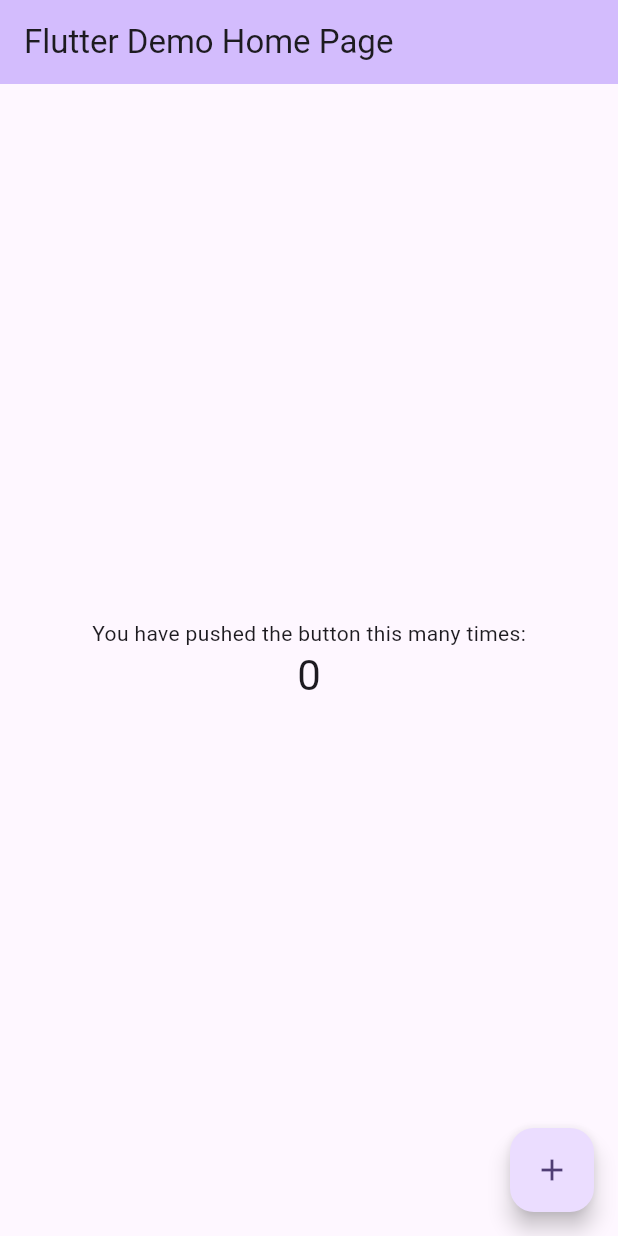
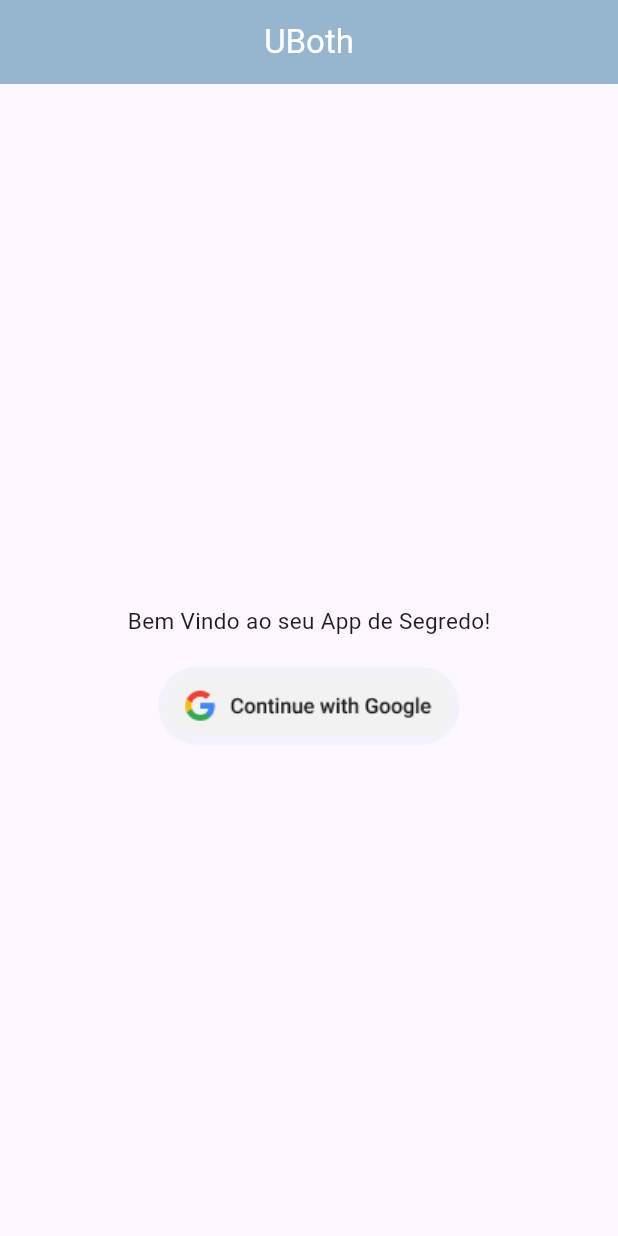
Before and after one commit to Strubis/FoodApp, a Flutter app: the screen it shows after launch, on a phone screen of 412 x 824 dp. Run offline on Flutter 3.47's test engine with Material 3 defaults, Android fonts, the phone set to English and light mode, and no system bars; drawn by our look-alikes of widget_and_text_animator; our stand-ins replace google_fonts.

Commit message:
FEAT: tela inicial

```diff
--- /dev/null
+++ b/lib/core/constants.dart
@@ -0,0 +1,5 @@
+import 'package:flutter/material.dart';
+
+// Mensagens
+const String APP_TITLE = 'UBoth';
+const String WELCOME_MESSAGE = 'Bem Vindo ao seu App de Segredo!';
--- /dev/null
+++ b/lib/core/theme_app.dart
@@ -0,0 +1,10 @@
+import 'package:flutter/material.dart';
+
+final themeApp = ThemeData(
+  visualDensity: VisualDensity.adaptivePlatformDensity,
+  primarySwatch: Colors.red,
+  buttonTheme: const ButtonThemeData(
+    height: 32,
+    textTheme: ButtonTextTheme.primary,
+  ),
+);
--- a/lib/main.dart
+++ b/lib/main.dart
@@ -1,4 +1,7 @@
 import 'package:flutter/material.dart';
+import 'package:logic_app/core/constants.dart';
+import 'package:logic_app/core/theme_app.dart';
+import 'package:logic_app/pages/welcome_page.dart';
 
 void main() {
   runApp(const MyApp());
@@ -7,119 +10,13 @@
 class MyApp extends StatelessWidget {
   const MyApp({super.key});
 
-  // This widget is the root of your application.
   @override
   Widget build(BuildContext context) {
     return MaterialApp(
-      title: 'Flutter Demo',
-      theme: ThemeData(
-        // This is the theme of your application.
-        //
-        // TRY THIS: Try running your application with "flutter run". You'll see
-        // the application has a purple toolbar. Then, without quitting the app,
-        // try changing the seedColor in the colorScheme below to Colors.green
-        // and then invoke "hot reload" (save your changes or press the "hot
-        // reload" button in a Flutter-supported IDE, or press "r" if you used
-        // the command line to start the app).
-        //
-        // Notice that the counter didn't reset back to zero; the application
-        // state is not lost during the reload. To reset the state, use hot
-        // restart instead.
-        //
-        // This works for code too, not just values: Most code changes can be
-        // tested with just a hot reload.
-        colorScheme: ColorScheme.fromSeed(seedColor: Colors.deepPurple),
-        useMaterial3: true,
-      ),
-      home: const MyHomePage(title: 'Flutter Demo Home Page'),
+      title: APP_TITLE,
+      debugShowCheckedModeBanner: false,
+      theme: themeApp,
+      home: WelcomePage(),
     );
   }
 }
-
-class MyHomePage extends StatefulWidget {
-  const MyHomePage({super.key, required this.title});
-
-  // This widget is the home page of your application. It is stateful, meaning
-  // that it has a State object (defined below) that contains fields that affect
-  // how it looks.
-
-  // This class is the configuration for the state. It holds the values (in this
-  // case the title) provided by the parent (in this case the App widget) and
-  // used by the build method of the State. Fields in a Widget subclass are
-  // always marked "final".
-
-  final String title;
-
-  @override
-  State<MyHomePage> createState() => _MyHomePageState();
-}
-
-class _MyHomePageState extends State<MyHomePage> {
-  int _counter = 0;
-
-  void _incrementCounter() {
-    setState(() {
-      // This call to setState tells the Flutter framework that something has
-      // changed in this State, which causes it to rerun the build method below
-      // so that the display can reflect the updated values. If we changed
-      // _counter without calling setState(), then the build method would not be
-      // called again, and so nothing would appear to happen.
-      _counter++;
-    });
-  }
-
-  @override
-  Widget build(BuildContext context) {
-    // This method is rerun every time setState is called, for instance as done
-    // by the _incrementCounter method above.
-    //
-    // The Flutter framework has been optimized to make rerunning build methods
-    // fast, so that you can just rebuild anything that needs updating rather
-    // than having to individually change instances of widgets.
-    return Scaffold(
-      appBar: AppBar(
-        // TRY THIS: Try changing the color here to a specific color (to
-        // Colors.amber, perhaps?) and trigger a hot reload to see the AppBar
-        // change color while the other colors stay the same.
-        backgroundColor: Theme.of(context).colorScheme.inversePrimary,
-        // Here we take the value from the MyHomePage object that was created by
-        // the App.build method, and use it to set our appbar title.
-        title: Text(widget.title),
-      ),
-      body: Center(
-        // Center is a layout widget. It takes a single child and positions it
-        // in the middle of the parent.
-        child: Column(
-          // Column is also a layout widget. It takes a list of children and
-          // arranges them vertically. By default, it sizes itself to fit its
-          // children horizontally, and tries to be as tall as its parent.
-          //
-          // Column has various properties to control how it sizes itself and
-          // how it positions its children. Here we use mainAxisAlignment to
-          // center the children vertically; the main axis here is the vertical
-          // axis because Columns are vertical (the cross axis would be
-          // horizontal).
-          //
-          // TRY THIS: Invoke "debug painting" (choose the "Toggle Debug Paint"
-          // action in the IDE, or press "p" in the console), to see the
-          // wireframe for each widget.
-          mainAxisAlignment: MainAxisAlignment.center,
-          children: <Widget>[
-            const Text(
-              'You have pushed the button this many times:',
-            ),
-            Text(
-              '$_counter',
-              style: Theme.of(context).textTheme.headlineMedium,
-            ),
-          ],
-        ),
-      ),
-      floatingActionButton: FloatingActionButton(
-        onPressed: _incrementCounter,
-        tooltip: 'Increment',
-        child: const Icon(Icons.add),
-      ), // This trailing comma makes auto-formatting nicer for build methods.
-    );
-  }
-}
--- /dev/null
+++ b/lib/pages/welcome_page.dart
@@ -0,0 +1,92 @@
+import 'package:flutter/material.dart';
+import 'package:logic_app/core/constants.dart';
+import 'package:logic_app/widgets/custom_dialog.dart';
+import 'package:widget_and_text_animator/widget_and_text_animator.dart';
+import 'package:google_fonts/google_fonts.dart';
+
+class WelcomePage extends StatefulWidget {
+  @override
+  _WelcomePageState createState() => _WelcomePageState();
+}
+
+class _WelcomePageState extends State<WelcomePage> {
+  bool isHovering = false;
+
+  @override
+  Widget build(BuildContext context) {
+    return Scaffold(
+      appBar: _buildAppBar(),
+      body: _buildBody(),
+    );
+  }
+
+  _buildAppBar() {
+    return AppBar(
+      title: const Text('UBoth'),
+      backgroundColor: const Color.fromARGB(255, 150, 182, 207),
+      foregroundColor: Colors.white,
+      centerTitle: true,
+    );
+  }
+
+  _buildBody() {
+    return Align(
+      alignment: Alignment.center,
+      child: Column(
+        mainAxisAlignment: MainAxisAlignment.center,
+        mainAxisSize: MainAxisSize.max,
+        crossAxisAlignment: CrossAxisAlignment.center,
+        children: [
+          Padding(
+            padding: const EdgeInsets.all(20),
+            child: TextAnimator(
+              WELCOME_MESSAGE,
+              atRestEffect: WidgetRestingEffects.pulse(effectStrength: 0.75),
+              style: GoogleFonts.zenDots(
+                textStyle: const TextStyle(fontSize: 15),
+              ),
+              incomingEffect: WidgetTransitionEffects.incomingSlideInFromTop(
+                blur: const Offset(0, 20),
+                duration: const Duration(milliseconds: 700),
+                scale: 10,
+              ),
+            ),
+          ),
+          // TODO: controller chamando a função de login com o Google
+          InkWell(
+            onTap: () {
+              const snack = SnackBar(content: Text('clicou'));
+
+              ScaffoldMessenger.of(context).showSnackBar(snack);
+            },
+            onHover: (hovering) {
+              setState(() {
+                isHovering = hovering;
+              });
+            },
+            child: AnimatedContainer(
+              duration: const Duration(milliseconds: 100),
+              curve: Curves.ease,
+              padding: EdgeInsets.all(isHovering ? 3 : 0),
+              decoration: BoxDecoration(
+                color: const Color.fromARGB(242, 242, 242, 250),
+                borderRadius: BorderRadius.circular(40),
+              ),
+              child: Ink(
+                child: Padding(
+                  padding: const EdgeInsets.all(6),
+                  child: Wrap(
+                    crossAxisAlignment: WrapCrossAlignment.center,
+                    children: [
+                      Image.asset('assets/icons/gmail_icon_ctn.png'),
+                    ],
+                  ),
+                ),
+              ),
+            ),
+          ),
+        ],
+      ),
+    );
+  }
+}
```
Also changed, not shown: pubspec.yaml (+5 -2 lines), assets/icons/gmail_icon.png (added), assets/icons/gmail_icon_ctn.png (added), pubspec.lock.
